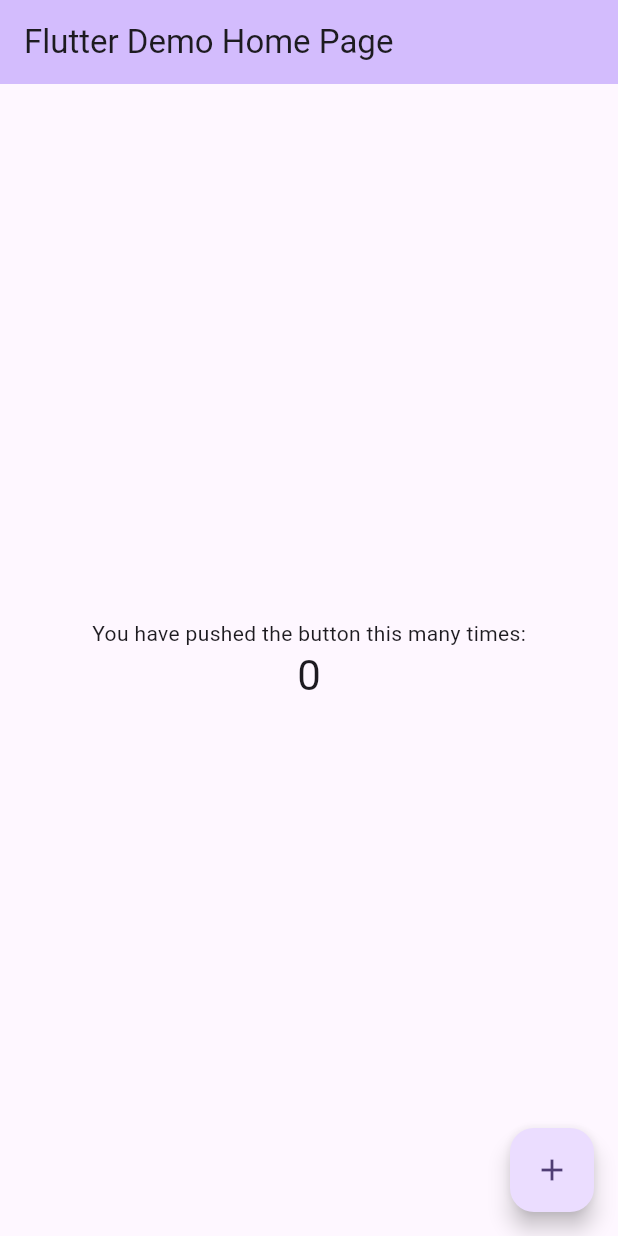
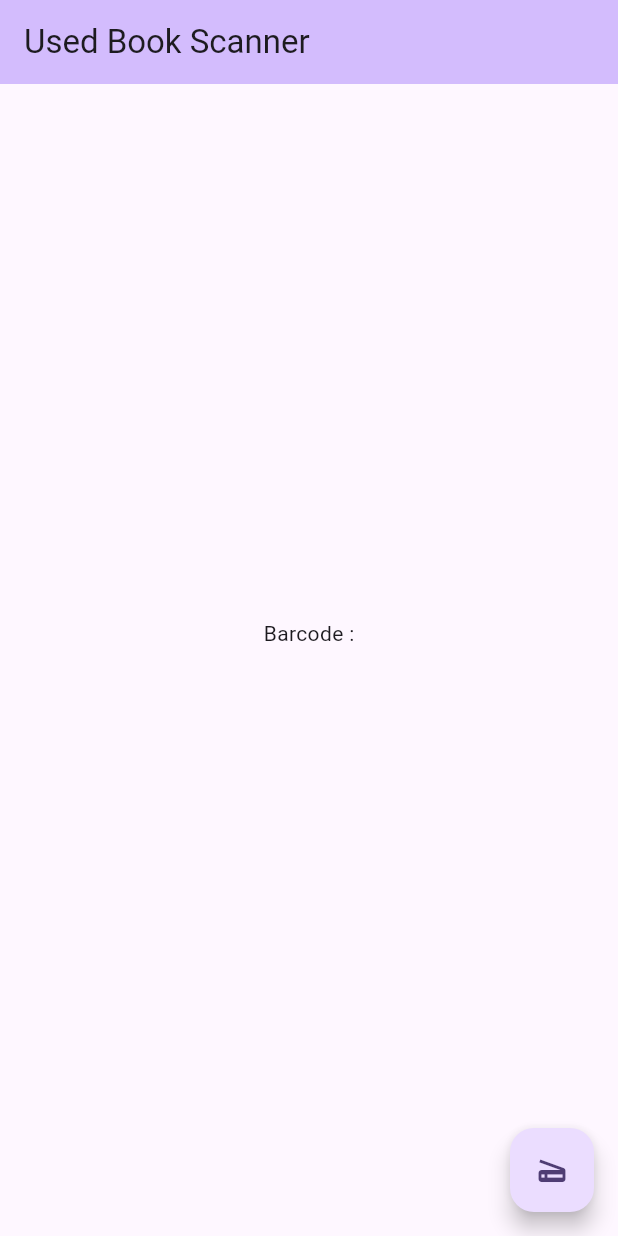
Before and after one commit to kooltz/used_book_scanner, a Flutter app: the screen it shows after launch, on a phone screen of 412 x 824 dp. Run offline on Flutter 3.47's test engine with Material 3 defaults, Android fonts, the light colour scheme and no system bars; missing offline and left inert: flutter_barcode_scanner.

Commit message:
add barcode scan module

```diff
--- a/lib/main.dart
+++ b/lib/main.dart
@@ -1,4 +1,5 @@
 import 'package:flutter/material.dart';
+import 'package:flutter_barcode_scanner/flutter_barcode_scanner.dart';
 
 void main() {
   runApp(const MyApp());
@@ -7,46 +8,21 @@
 class MyApp extends StatelessWidget {
   const MyApp({super.key});
 
-  // This widget is the root of your application.
   @override
   Widget build(BuildContext context) {
     return MaterialApp(
       title: 'Flutter Demo',
       theme: ThemeData(
-        // This is the theme of your application.
-        //
-        // TRY THIS: Try running your application with "flutter run". You'll see
-        // the application has a purple toolbar. Then, without quitting the app,
-        // try changing the seedColor in the colorScheme below to Colors.green
-        // and then invoke "hot reload" (save your changes or press the "hot
-        // reload" button in a Flutter-supported IDE, or press "r" if you used
-        // the command line to start the app).
-        //
-        // Notice that the counter didn't reset back to zero; the application
-        // state is not lost during the reload. To reset the state, use hot
-        // restart instead.
-        //
-        // This works for code too, not just values: Most code changes can be
-        // tested with just a hot reload.
         colorScheme: ColorScheme.fromSeed(seedColor: Colors.deepPurple),
         useMaterial3: true,
       ),
-      home: const MyHomePage(title: 'Flutter Demo Home Page'),
+      home: const MyHomePage(title: 'Used Book Scanner'),
     );
   }
 }
 
 class MyHomePage extends StatefulWidget {
   const MyHomePage({super.key, required this.title});
-
-  // This widget is the home page of your application. It is stateful, meaning
-  // that it has a State object (defined below) that contains fields that affect
-  // how it looks.
-
-  // This class is the configuration for the state. It holds the values (in this
-  // case the title) provided by the parent (in this case the App widget) and
-  // used by the build method of the State. Fields in a Widget subclass are
-  // always marked "final".
 
   final String title;
 
@@ -55,61 +31,35 @@
 }
 
 class _MyHomePageState extends State<MyHomePage> {
-  int _counter = 0;
+  String _barcode = "";
 
-  void _incrementCounter() {
+  Future<void> _incrementCounter() async {
+    // 취소하는 경우 -1 리턴
+    String barcodeScanResult = await FlutterBarcodeScanner.scanBarcode(
+        "#ff6666", "Cancel", false, ScanMode.BARCODE);
+    print("barcodeScanResult : $barcodeScanResult");
+
     setState(() {
-      // This call to setState tells the Flutter framework that something has
-      // changed in this State, which causes it to rerun the build method below
-      // so that the display can reflect the updated values. If we changed
-      // _counter without calling setState(), then the build method would not be
-      // called again, and so nothing would appear to happen.
-      _counter++;
+      _barcode = barcodeScanResult;
     });
   }
 
   @override
   Widget build(BuildContext context) {
-    // This method is rerun every time setState is called, for instance as done
-    // by the _incrementCounter method above.
-    //
-    // The Flutter framework has been optimized to make rerunning build methods
-    // fast, so that you can just rebuild anything that needs updating rather
-    // than having to individually change instances of widgets.
     return Scaffold(
       appBar: AppBar(
-        // TRY THIS: Try changing the color here to a specific color (to
-        // Colors.amber, perhaps?) and trigger a hot reload to see the AppBar
-        // change color while the other colors stay the same.
         backgroundColor: Theme.of(context).colorScheme.inversePrimary,
-        // Here we take the value from the MyHomePage object that was created by
-        // the App.build method, and use it to set our appbar title.
         title: Text(widget.title),
       ),
       body: Center(
-        // Center is a layout widget. It takes a single child and positions it
-        // in the middle of the parent.
         child: Column(
-          // Column is also a layout widget. It takes a list of children and
-          // arranges them vertically. By default, it sizes itself to fit its
-          // children horizontally, and tries to be as tall as its parent.
-          //
-          // Column has various properties to control how it sizes itself and
-          // how it positions its children. Here we use mainAxisAlignment to
-          // center the children vertically; the main axis here is the vertical
-          // axis because Columns are vertical (the cross axis would be
-          // horizontal).
-          //
-          // TRY THIS: Invoke "debug painting" (choose the "Toggle Debug Paint"
-          // action in the IDE, or press "p" in the console), to see the
-          // wireframe for each widget.
           mainAxisAlignment: MainAxisAlignment.center,
           children: <Widget>[
             const Text(
-              'You have pushed the button this many times:',
+              'Barcode :',
             ),
             Text(
-              '$_counter',
+              '$_barcode',
               style: Theme.of(context).textTheme.headlineMedium,
             ),
           ],
@@ -117,8 +67,8 @@
       ),
       floatingActionButton: FloatingActionButton(
         onPressed: _incrementCounter,
-        tooltip: 'Increment',
-        child: const Icon(Icons.add),
+        tooltip: 'Scan',
+        child: const Icon(Icons.scanner),
       ), // This trailing comma makes auto-formatting nicer for build methods.
     );
   }
--- a/pubspec.yaml
+++ b/pubspec.yaml
@@ -35,6 +35,7 @@ dependencies:
   # The following adds the Cupertino Icons font to your application.
   # Use with the CupertinoIcons class for iOS style icons.
   cupertino_icons: ^1.0.6
+  flutter_barcode_scanner: ^2.0.0
 
 dev_dependencies:
   flutter_test:
```
Also changed, not shown: pubspec.lock, 10 other files.
